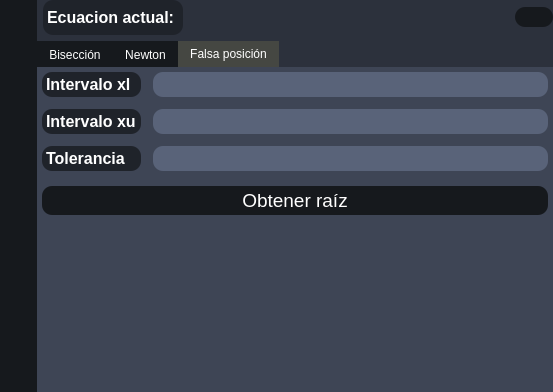
First picture: the form in views/qt_files/main_window.ui, repository Zombender0/Linear_algebra, before the edit.
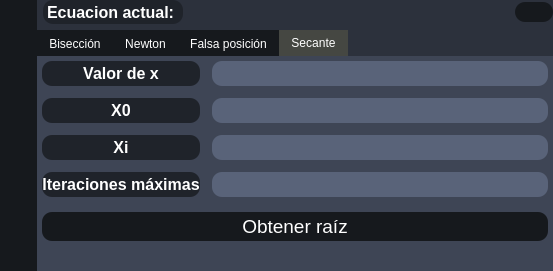
Second picture: the form after the edit. Icons and pictures are not drawn.

Patch:
```diff
--- a/views/qt_files/main_window.ui
+++ b/views/qt_files/main_window.ui
@@ -10,7 +10,7 @@
     <x>0</x>
     <y>0</y>
     <width>553</width>
-    <height>392</height>
+    <height>271</height>
    </rect>
   </property>
   <property name="windowTitle">
@@ -172,21 +172,21 @@
 background-color:#454742
 }
 
-#bisection_tab QLineEdit, #newton_tab QLineEdit, #false_position_tab QLineEdit{
+#bisection_tab QLineEdit, #newton_tab QLineEdit, #false_position_tab QLineEdit, #secant_tab QLineEdit{
 color: #fff;
 background-color: #596379;
 border-radius:10px;
 font-weight: 350;
 }
 
-#bisection_tab QLabel, #newton_tab QLabel, #false_position_tab QLabel{
+#bisection_tab QLabel, #newton_tab QLabel, #false_position_tab QLabel, #secant_tab QLabel{
 background-color: #1f232a;
 padding: -3px;
 font-weight: 700;
 border-radius: 10px;
 }
 
- #bisection_tab QPushButton, #newton_tab QPushButton, #false_position_tab QPushButton{
+ #bisection_tab QPushButton, #newton_tab QPushButton, #false_position_tab QPushButton, #secant_tab QPushButton{
 color: #ffffff;
     text-align: center;
 	padding: 3px;
@@ -1018,7 +1018,7 @@
            <item>
             <widget class="QTabWidget" name="method_equation_tab_widget">
              <property name="currentIndex">
-              <number>2</number>
+              <number>3</number>
              </property>
              <widget class="QWidget" name="bisection_tab">
               <attribute name="title">
@@ -1379,7 +1379,7 @@
                    <number>9</number>
                   </property>
                   <item>
-                   <layout class="QGridLayout" name="false_position_config_grid">
+                   <layout class="QGridLayout" name="false_position_config_grid" columnstretch="1,100">
                     <item row="1" column="0">
                      <widget class="QLabel" name="false_interval_b_label">
                       <property name="font">
@@ -1391,6 +1391,9 @@
                       <property name="text">
                        <string>Intervalo xu</string>
                       </property>
+                      <property name="alignment">
+                       <set>Qt::AlignmentFlag::AlignCenter</set>
+                      </property>
                      </widget>
                     </item>
                     <item row="0" column="0">
@@ -1404,6 +1407,9 @@
                       <property name="text">
                        <string>Intervalo xl</string>
                       </property>
+                      <property name="alignment">
+                       <set>Qt::AlignmentFlag::AlignCenter</set>
+                      </property>
                      </widget>
                     </item>
                     <item row="2" column="0">
@@ -1417,6 +1423,9 @@
                       <property name="text">
                        <string>Tolerancia</string>
                       </property>
+                      <property name="alignment">
+                       <set>Qt::AlignmentFlag::AlignCenter</set>
+                      </property>
                      </widget>
                     </item>
                     <item row="1" column="1">
@@ -1490,6 +1499,190 @@
                </item>
               </layout>
              </widget>
+             <widget class="QWidget" name="secant_tab">
+              <attribute name="title">
+               <string>Secante</string>
+              </attribute>
+              <layout class="QVBoxLayout" name="verticalLayout_18">
+               <property name="leftMargin">
+                <number>5</number>
+               </property>
+               <property name="topMargin">
+                <number>0</number>
+               </property>
+               <property name="rightMargin">
+                <number>5</number>
+               </property>
+               <item>
+                <widget class="QWidget" name="secant_config_widget" native="true">
+                 <property name="font">
+                  <font>
+                   <pointsize>9</pointsize>
+                  </font>
+                 </property>
+                 <layout class="QVBoxLayout" name="verticalLayout_17">
+                  <property name="spacing">
+                   <number>12</number>
+                  </property>
+                  <property name="leftMargin">
+                   <number>0</number>
+                  </property>
+                  <property name="topMargin">
+                   <number>5</number>
+                  </property>
+                  <property name="rightMargin">
+                   <number>0</number>
+                  </property>
+                  <property name="bottomMargin">
+                   <number>9</number>
+                  </property>
+                  <item>
+                   <layout class="QGridLayout" name="secant_config_grid" columnstretch="1,100,0">
+                    <item row="2" column="0">
+                     <widget class="QLabel" name="secant_xi_label">
+                      <property name="font">
+                       <font>
+                        <pointsize>12</pointsize>
+                        <bold>true</bold>
+                       </font>
+                      </property>
+                      <property name="text">
+                       <string>Xi</string>
+                      </property>
+                      <property name="alignment">
+                       <set>Qt::AlignmentFlag::AlignCenter</set>
+                      </property>
+                     </widget>
+                    </item>
+                    <item row="0" column="0">
+                     <widget class="QLabel" name="secant_x_value_label">
+                      <property name="font">
+                       <font>
+                        <pointsize>12</pointsize>
+                        <bold>true</bold>
+                       </font>
+                      </property>
+                      <property name="text">
+                       <string>Valor de x</string>
+                      </property>
+                      <property name="alignment">
+                       <set>Qt::AlignmentFlag::AlignCenter</set>
+                      </property>
+                     </widget>
+                    </item>
+                    <item row="1" column="0">
+                     <widget class="QLabel" name="secant_x0_label">
+                      <property name="font">
+                       <font>
+                        <pointsize>12</pointsize>
+                        <bold>true</bold>
+                       </font>
+                      </property>
+                      <property name="text">
+                       <string>X0</string>
+                      </property>
+                      <property name="alignment">
+                       <set>Qt::AlignmentFlag::AlignCenter</set>
+                      </property>
+                     </widget>
+                    </item>
+                    <item row="3" column="1" colspan="2">
+                     <widget class="QLineEdit" name="secant_max_iter_line_edit">
+                      <property name="font">
+                       <font>
+                        <pointsize>14</pointsize>
+                        <fontweight></fontweight>
+                       </font>
+                      </property>
+                     </widget>
+                    </item>
+                    <item row="3" column="0">
+                     <widget class="QLabel" name="secant_max_iter_label">
+                      <property name="font">
+                       <font>
+                        <pointsize>12</pointsize>
+                        <bold>true</bold>
+                       </font>
+                      </property>
+                      <property name="text">
+                       <string>Iteraciones máximas</string>
+                      </property>
+                      <property name="alignment">
+                       <set>Qt::AlignmentFlag::AlignCenter</set>
+                      </property>
+                     </widget>
+                    </item>
+                    <item row="0" column="1" colspan="2">
+                     <widget class="QLineEdit" name="secant_x_value_line_edit">
+                      <property name="font">
+                       <font>
+                        <pointsize>14</pointsize>
+                        <fontweight></fontweight>
+                       </font>
+                      </property>
+                      <property name="clearButtonEnabled">
+                       <bool>true</bool>
+                      </property>
+                     </widget>
+                    </item>
+                    <item row="1" column="1" colspan="2">
+                     <widget class="QLineEdit" name="secant_x0_line_edit">
+                      <property name="font">
+                       <font>
+                        <pointsize>14</pointsize>
+                        <fontweight></fontweight>
+                       </font>
+                      </property>
+                      <property name="clearButtonEnabled">
+                       <bool>true</bool>
+                      </property>
+                     </widget>
+                    </item>
+                    <item row="2" column="1" colspan="2">
+                     <widget class="QLineEdit" name="secant_xi_line_edit">
+                      <property name="font">
+                       <font>
+                        <pointsize>14</pointsize>
+                        <fontweight></fontweight>
+                       </font>
+                      </property>
+                      <property name="clearButtonEnabled">
+                       <bool>true</bool>
+                      </property>
+                     </widget>
+                    </item>
+                   </layout>
+                  </item>
+                 </layout>
+                </widget>
+               </item>
+               <item>
+                <widget class="QPushButton" name="secant_solution_button">
+                 <property name="font">
+                  <font>
+                   <pointsize>14</pointsize>
+                  </font>
+                 </property>
+                 <property name="text">
+                  <string>Obtener raíz</string>
+                 </property>
+                </widget>
+               </item>
+               <item>
+                <spacer name="secant_spacer">
+                 <property name="orientation">
+                  <enum>Qt::Orientation::Vertical</enum>
+                 </property>
+                 <property name="sizeHint" stdset="0">
+                  <size>
+                   <width>20</width>
+                   <height>255</height>
+                  </size>
+                 </property>
+                </spacer>
+               </item>
+              </layout>
+             </widget>
             </widget>
            </item>
           </layout>
```
Left out of the diff: 17 changed lines with no effect on the pictures.
